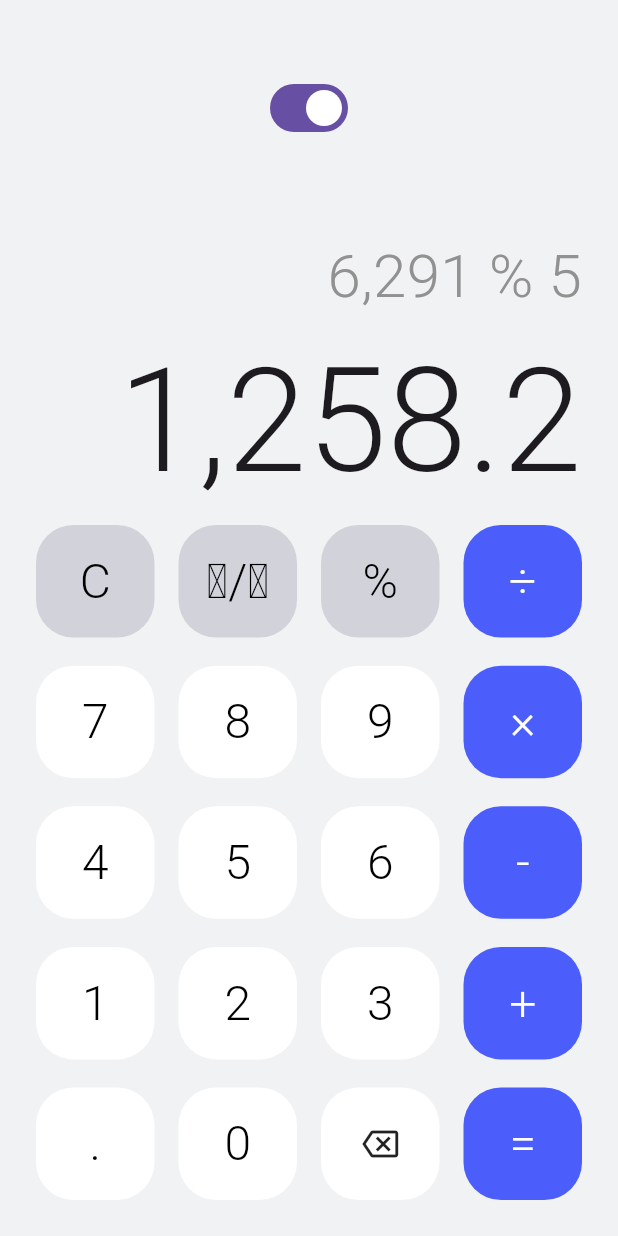
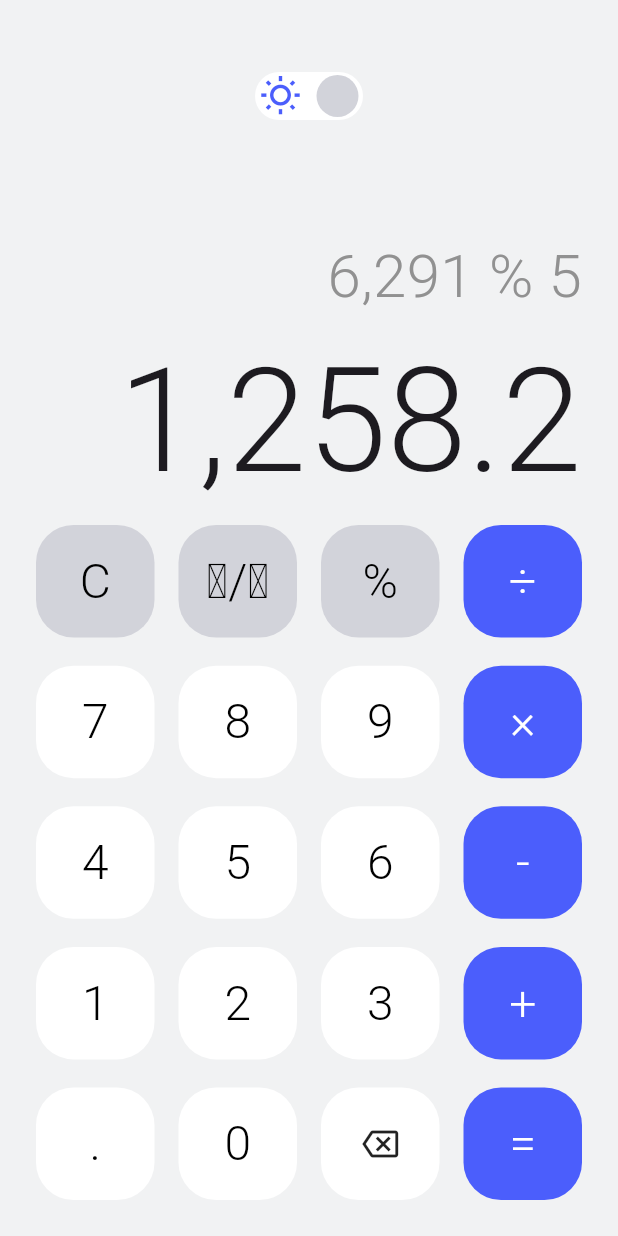
Before and after one commit to MajorAchilles/rescal, a Flutter app: the screen it shows after launch, on a phone screen of 412 x 824 dp. Run offline on Flutter 3.47's test engine with Material 3 defaults, Android fonts, the phone set to English and light mode, and no system bars; missing offline and left inert: dart:ffi.

Commit message:
Animated dark mode switch

```diff
--- a/lib/components/header.dart
+++ b/lib/components/header.dart
@@ -1,4 +1,5 @@
 import 'package:flutter/material.dart';
+import 'package:rescal/components/switch.dart';
 
 
 class Header extends StatelessWidget {
@@ -17,7 +18,7 @@ class Header extends StatelessWidget {
       child: Row(
         mainAxisAlignment: MainAxisAlignment.center,
         children: [
-          Switch(value: !isDarkMode, onChanged: handleSwitchChange),
+          RescalSwitch(value: !isDarkMode, onChanged: handleSwitchChange, isDarkMode: isDarkMode),
         ],
       ),
     );
--- /dev/null
+++ b/lib/components/switch.dart
@@ -0,0 +1,80 @@
+import 'dart:ffi';
+
+import 'package:flutter/material.dart';
+
+const _backgroundDarkMode = Color(0xFF2E2F38);
+const _backgroundLightMode = Colors.white;
+const _iconColor = Color(0xFF4B5EFC);
+const _switchColorDarkMode = Color(0xFF4E505F);
+const _switchColorLightMode = Color(0xFFD2D3DA);
+const _innerSize = 28.0;
+const Duration _animationDuration = Duration(milliseconds: 150);
+
+class RescalSwitch extends StatefulWidget {
+  final bool value;
+  final bool isDarkMode;
+  final void Function(bool) onChanged;
+  const RescalSwitch({super.key, required this.value, required this.onChanged, required this.isDarkMode});
+
+  @override
+  State<RescalSwitch> createState() => _RescalSwitchState();
+}
+
+class _RescalSwitchState extends State<RescalSwitch> {
+  @override
+  Widget build(BuildContext context) {
+    return AnimatedContainer(
+        duration: _animationDuration,
+        height: 32,
+        width: 72,
+        decoration: BoxDecoration(
+          borderRadius: BorderRadius.circular(30),
+          color: widget.isDarkMode ? _backgroundDarkMode : _backgroundLightMode,
+        ),
+        child: InkWell(
+                borderRadius: BorderRadius.circular(30),
+                onTap: () {
+                  widget.onChanged(!widget.value);
+                },
+                child: Padding(
+                  padding: const EdgeInsets.symmetric(horizontal: 3),
+                  child: AnimatedSwitcher(
+                    duration: _animationDuration,
+                    transitionBuilder: (Widget child, Animation<double> animation) {
+                      return ScaleTransition(scale: animation, child: child);
+                    },
+                    child: widget.value ? Row(
+                      mainAxisAlignment: MainAxisAlignment.spaceBetween,
+                      key: const Key('onState'),
+                      children: [
+                        const Icon(Icons.wb_sunny_outlined, color: _iconColor, size: _innerSize),
+                        Container(
+                          width: _innerSize,
+                          height: _innerSize,
+                          decoration: BoxDecoration(
+                            color: _switchColorLightMode,
+                            borderRadius: BorderRadius.circular(_innerSize),
+                          ),
+                        ),
+                      ],
+                    ) : Row(
+                      key: const Key('offState'),
+                      mainAxisAlignment: MainAxisAlignment.spaceBetween,
+                      children: [
+                        Container(
+                          width: _innerSize,
+                          height: _innerSize,
+                          decoration: BoxDecoration(
+                            color: _switchColorDarkMode,
+                            borderRadius: BorderRadius.circular(_innerSize),
+                          ),
+                        ),
+                        Transform.rotate(angle: 0.7, child: const Icon(Icons.mode_night_outlined, color: _iconColor, size: _innerSize)),
+                      ],
+                    ),
+                  ),
+                )
+              )
+      );
+  }
+}
```
